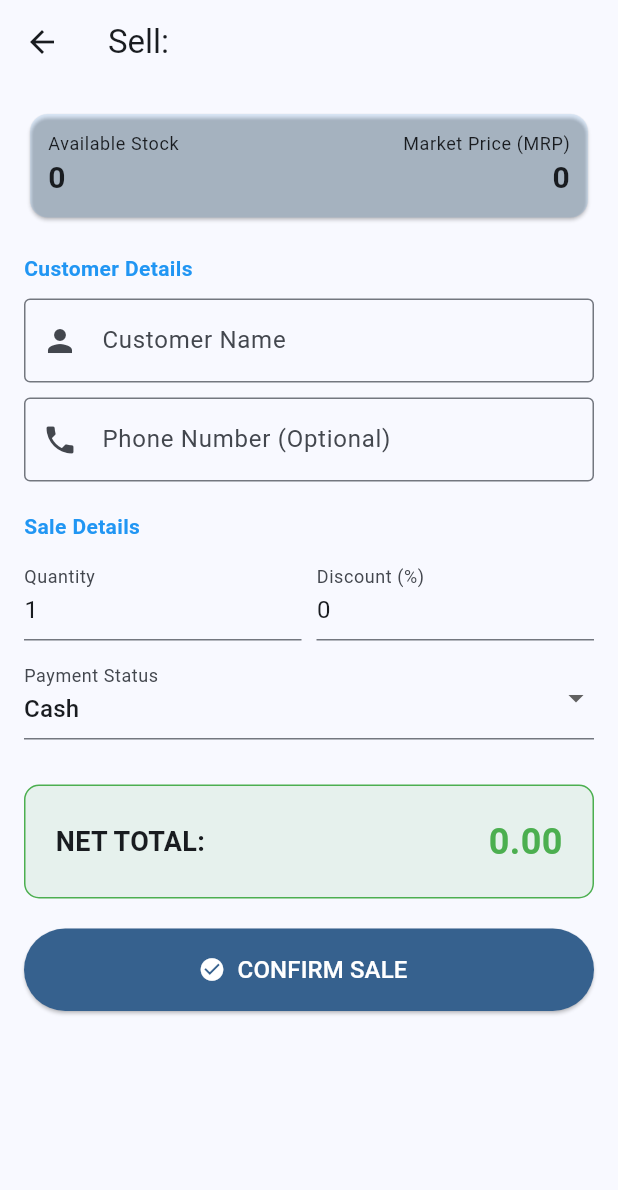
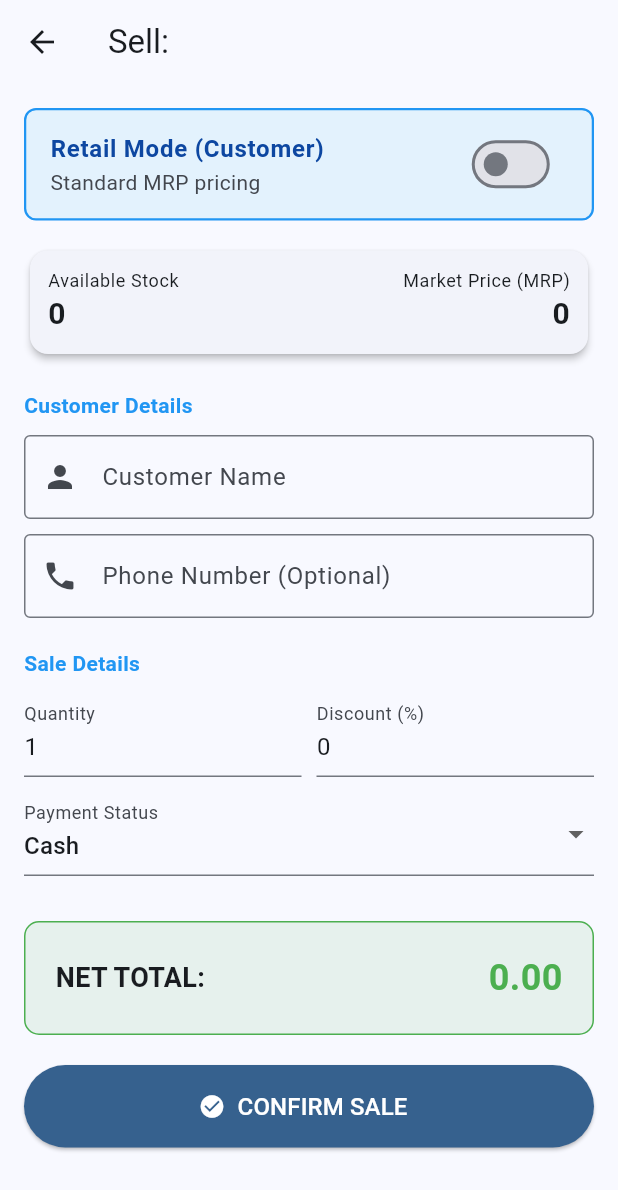
Before and after one commit to AbdullahRFA/vision_mart_app, a Flutter app: the SellProductScreen screen opened directly with empty values, on a phone screen of 412 x 824 dp. Shown: the top 1190 px of the screen. Run offline on Flutter 3.47's test engine with Material 3 defaults, Android fonts, the light colour scheme and no system bars; our stand-ins replace cloud_firestore, firebase_auth, firebase_core, flutter_riverpod, pdf, printing; accounts and stored records are empty.

Commit message:
feat: implement wholesale vs retail sales toggle
- Add toggle switch to SellProductScreen to switch between Retail and Wholesale modes
- Implement auto-application of discount (default 8%) when Wholesale mode is active
- Reset discount to 0% when switching back to Retail mode
- Update state management to recalculate totals instantly upon mode toggle

Signed-off-by: AbdullahRFA <shakibrybmn@gmail.com>

```diff
--- a/lib/src/features/sales/presentation/sell_product_screen.dart
+++ b/lib/src/features/sales/presentation/sell_product_screen.dart
@@ -2,7 +2,7 @@ import 'package:flutter/material.dart';
 import 'package:flutter_riverpod/flutter_riverpod.dart';
 import '../../inventory/domain/product_model.dart';
 import '../data/sales_repository.dart';
-import 'pdf_generator.dart'; // 👈 IMPORT THIS
+import 'pdf_generator.dart';
 
 class SellProductScreen extends ConsumerStatefulWidget {
   final Product product;
@@ -25,6 +25,10 @@ class _SellProductScreenState extends ConsumerState<SellProductScreen> {
   double _finalSellingPrice = 0.0;
   bool _isLoading = false;
 
+  // 1. New State for Sale Type
+  bool _isWholesale = false;
+  static const double _wholesaleDiscountPercent = 8.0; // Define your standard rate
+
   @override
   void initState() {
     super.initState();
@@ -45,12 +49,26 @@ class _SellProductScreenState extends ConsumerState<SellProductScreen> {
     }
   }
 
+  // 2. Toggle Logic
+  void _toggleSaleType(bool value) {
+    setState(() {
+      _isWholesale = value;
+      // Auto-apply discount based on mode
+      if (_isWholesale) {
+        _discountController.text = _wholesaleDiscountPercent.toStringAsFixed(0);
+      } else {
+        _discountController.text = '0';
+      }
+    });
+    // Trigger calculation update
+    _calculateTotal();
+  }
+
   Future<void> _processSale() async {
     if (!_formKey.currentState!.validate()) return;
 
     final qty = int.parse(_qtyController.text);
 
-    // Check Stock
     if (qty > widget.product.currentStock) {
       ScaffoldMessenger.of(context).showSnackBar(
         SnackBar(content: Text('Error: Not enough stock! Max is ${widget.product.currentStock}'), backgroundColor: Colors.red),
@@ -61,7 +79,6 @@ class _SellProductScreenState extends ConsumerState<SellProductScreen> {
     setState(() => _isLoading = true);
 
     try {
-      // 1. Perform the Sale Logic (Database Update)
       await ref.read(salesRepositoryProvider).sellProduct(
         product: widget.product,
         customerName: _customerNameController.text.trim(),
@@ -71,25 +88,23 @@ class _SellProductScreenState extends ConsumerState<SellProductScreen> {
         paymentStatus: _paymentStatus,
       );
 
-      // 2. Capture values for the PDF before we clear/close anything
       final name = _customerNameController.text.trim();
       final phone = _customerPhoneController.text.trim();
       final discount = double.parse(_discountController.text.trim());
       final finalPrice = _finalSellingPrice;
 
       if (mounted) {
-        // 3. Show Success & Ask to Print
         showDialog(
           context: context,
-          barrierDismissible: false, // Force user to choose
+          barrierDismissible: false,
           builder: (ctx) => AlertDialog(
             title: const Text("Sale Successful!"),
             content: const Text("Inventory updated. Do you want to print the Invoice?"),
             actions: [
               TextButton(
                 onPressed: () {
-                  Navigator.pop(ctx); // Close Dialog
-                  Navigator.pop(context); // Close Sell Screen
+                  Navigator.pop(ctx);
+                  Navigator.pop(context);
                 },
                 child: const Text("No, Close"),
               ),
@@ -97,9 +112,8 @@ class _SellProductScreenState extends ConsumerState<SellProductScreen> {
                 icon: const Icon(Icons.print),
                 label: const Text("Print / Share"),
                 onPressed: () {
-                  Navigator.pop(ctx); // Close Dialog
+                  Navigator.pop(ctx);
 
-                  // 4. Generate PDF
                   PdfGenerator.generateInvoice(
                     customerName: name,
                     customerPhone: phone,
@@ -112,7 +126,6 @@ class _SellProductScreenState extends ConsumerState<SellProductScreen> {
                     paymentStatus: _paymentStatus,
                   );
 
-                  // After printing/sharing, close the Sell Screen
                   Navigator.pop(context);
                 },
               )
@@ -142,9 +155,34 @@ class _SellProductScreenState extends ConsumerState<SellProductScreen> {
           child: Column(
             crossAxisAlignment: CrossAxisAlignment.start,
             children: [
+              // 3. WHOLESALE TOGGLE SWITCH
+              Container(
+                decoration: BoxDecoration(
+                  color: _isWholesale ? Colors.orange.shade50 : Colors.blue.shade50,
+                  borderRadius: BorderRadius.circular(8),
+                  border: Border.all(color: _isWholesale ? Colors.orange : Colors.blue, width: 1.5),
+                ),
+                child: SwitchListTile(
+                  title: Text(
+                    _isWholesale ? "Wholesale Mode (Business)" : "Retail Mode (Customer)",
+                    style: TextStyle(
+                      fontWeight: FontWeight.bold,
+                      color: _isWholesale ? Colors.deepOrange : Colors.blue.shade900,
+                    ),
+                  ),
+                  subtitle: Text(_isWholesale
+                      ? "Auto-applying $_wholesaleDiscountPercent% discount"
+                      : "Standard MRP pricing"),
+                  value: _isWholesale,
+                  activeColor: Colors.deepOrange,
+                  onChanged: _toggleSaleType,
+                ),
+              ),
+              const SizedBox(height: 16),
+
               // PRODUCT SUMMARY CARD
               Card(
-                color: Colors.blue.withOpacity(0.1),
+                elevation: 2,
                 child: Padding(
                   padding: const EdgeInsets.all(12.0),
                   child: Row(
@@ -211,6 +249,7 @@ class _SellProductScreenState extends ConsumerState<SellProductScreen> {
                   Expanded(
                     child: TextFormField(
                       controller: _discountController,
+                      // Allow editing even in wholesale mode, but it auto-fills initially
                       decoration: const InputDecoration(labelText: "Discount (%)"),
                       keyboardType: TextInputType.number,
                     ),
```
